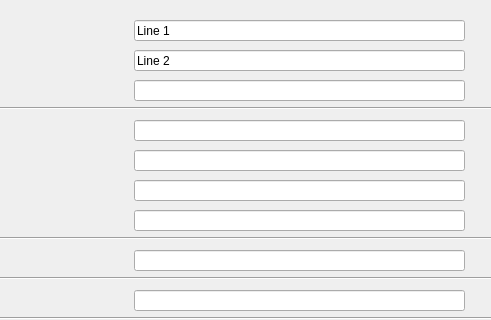
Before: the Qt Designer form FormalLetter.ui in sidhiadkoli/flamingo, drawn with Qt 5; both pictures show x 136 to 627 and y 0 to 320 of the 627 by 528 pixel window.
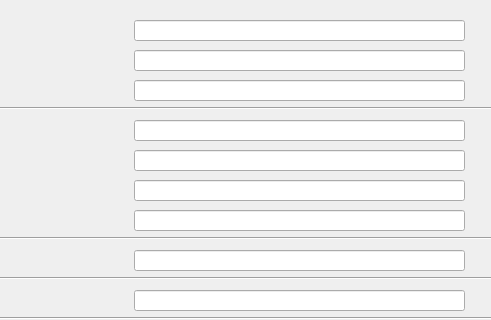
After: the same form once the commit is applied.

Commit message: Removed text in UI

The edit to the form file:
```diff
--- a/FormalLetter.ui
+++ b/FormalLetter.ui
@@ -65,7 +65,7 @@
     </rect>
    </property>
    <property name="text">
-    <string>Line 2</string>
+    <string/>
    </property>
   </widget>
   <widget class="QLineEdit" name="sendNameLineEdit">
@@ -203,7 +203,7 @@
     </rect>
    </property>
    <property name="text">
-    <string>Line 1</string>
+    <string/>
    </property>
   </widget>
   <widget class="Line" name="line_3">
```
The commit also changes 3 other files.
